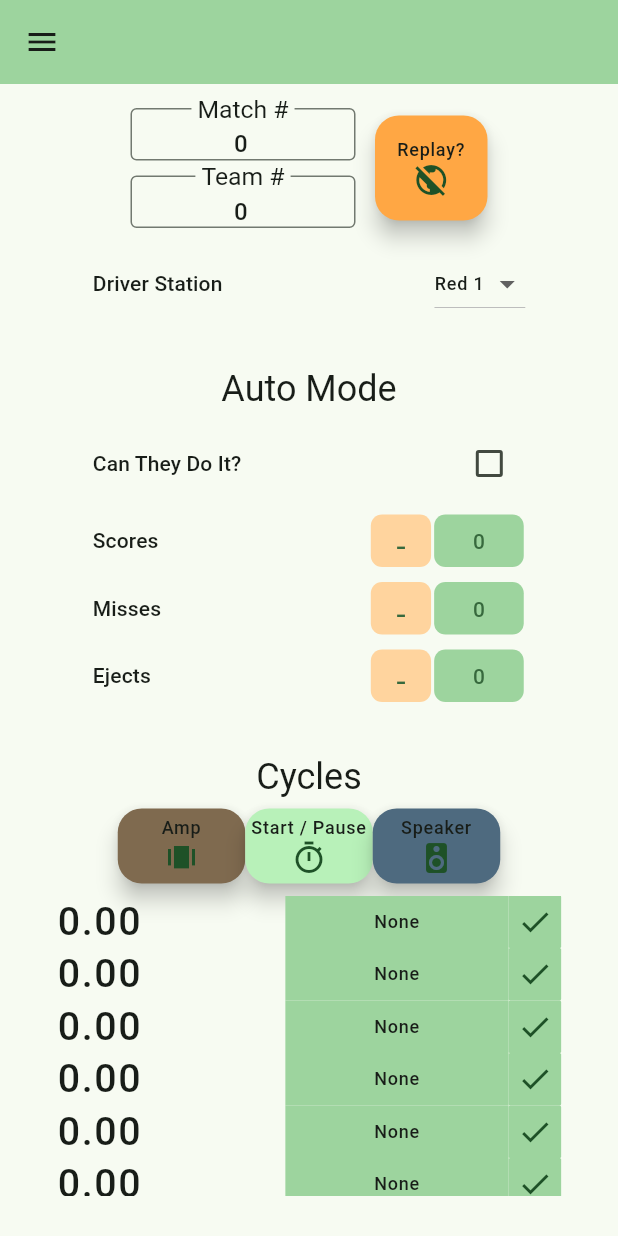
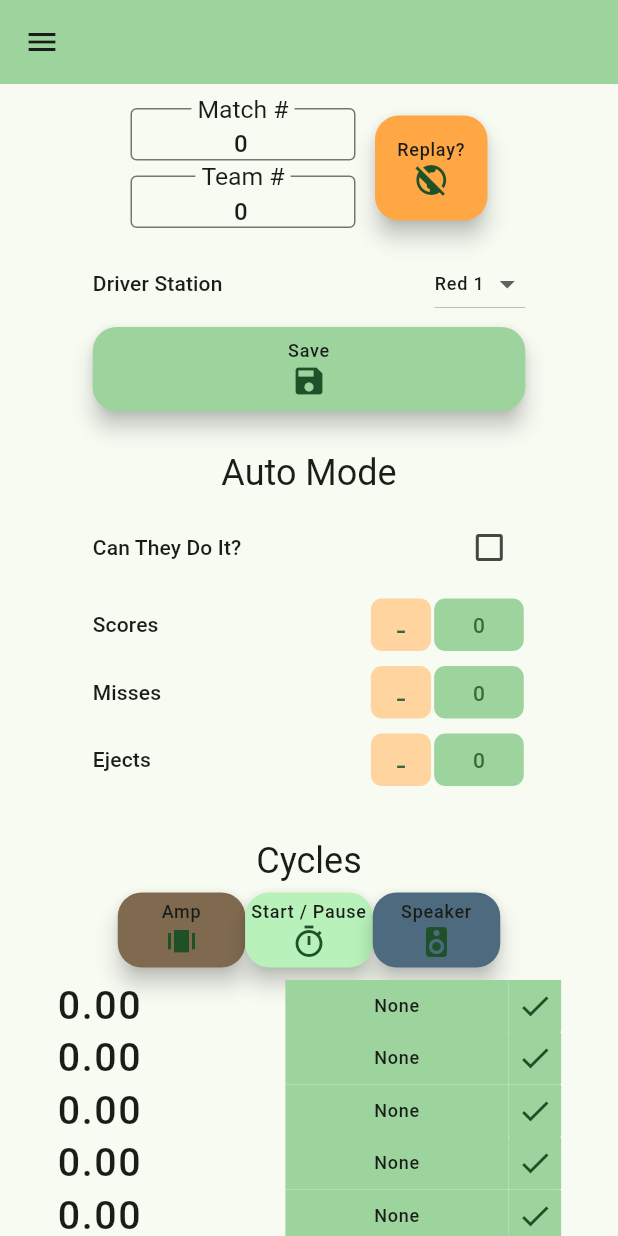
Before and after one commit to TheGreenMachine/GreenScout, a Flutter app: the MatchFormPage screen opened directly, on a phone screen of 412 x 824 dp. Run offline on Flutter 3.47's test engine with Material 3 defaults, Android fonts, the phone set to English and light mode, and no system bars; our stand-ins replace shared_preferences; missing offline and left inert: encrypt, network_info_plus, pointycastle; accounts and stored records are empty.

Commit message:
Swapped around the place for Save/
There is currently a bug on safari where the website can suddenly get really messed up. To combat this, we want to make the saving of data easier to access. In the future, this will be helpful because hopefully we can just pull saved matches and "edit" them.

For now, the action of saving is one time, but by implementing this we will future proof it for future user accessibility.

Also, removed the qr scanner button on home. It's because we don't actually have qr support yet.

```diff
--- a/lib/pages/match_form.dart
+++ b/lib/pages/match_form.dart
@@ -285,6 +285,30 @@ class _MatchFormPage extends State<MatchFormPage> {
           (false, 1),
         ),
 
+        Padding(
+          padding: EdgeInsets.symmetric(horizontal: MediaQuery.of(context).size.width * (1.0 - 0.85)),
+
+          child: FloatingButton(
+            labelText: "Save",
+            icon: const Icon(Icons.save),
+            color: Theme.of(context).colorScheme.inversePrimary,
+            onPressed: () {
+              App.promptAlert(
+                context,
+                "Save?",
+                "Are you sure you want to save and send this match form?\nThis action is currently irreversible.",
+                [
+                  ("Yes", () {
+                    addToMatchCache(toJson());
+                    App.gotoPage(context, const HomePage());
+                  }),
+                  ("No", null),
+                ]
+              );
+            },
+          ),
+        ),
+
         const Padding(padding: EdgeInsets.all(10)),
 
         createSectionHeader("Auto Mode"),
@@ -423,23 +447,6 @@ class _MatchFormPage extends State<MatchFormPage> {
         ),
 
         const Padding(padding: EdgeInsets.all(24)),
-
-        FloatingButton(
-          labelText: "Save",
-          icon: const Icon(Icons.save),
-          color: Theme.of(context).colorScheme.inversePrimary,
-          onPressed: () {
-            // final path = Uri(scheme: 'http', host: serverHostName, path: 'dataEntry', port: 3333);
-
-            // http.post(path, headers: {}, body: toJson()).then((response) {
-            // 	log("Response status: ${response.statusCode}");
-            // 	log("Response body: ${response.body}");
-            // }).catchError((error) { log(error.toString()); });
-
-            addToMatchCache(toJson());
-            App.gotoPage(context, const HomePage());
-          },
-        ),
 
         // Extra padding for the bottom
         const Padding(padding: EdgeInsets.all(28)),
```
Also changed, not shown: lib/pages/home.dart (+5 -2 lines).
